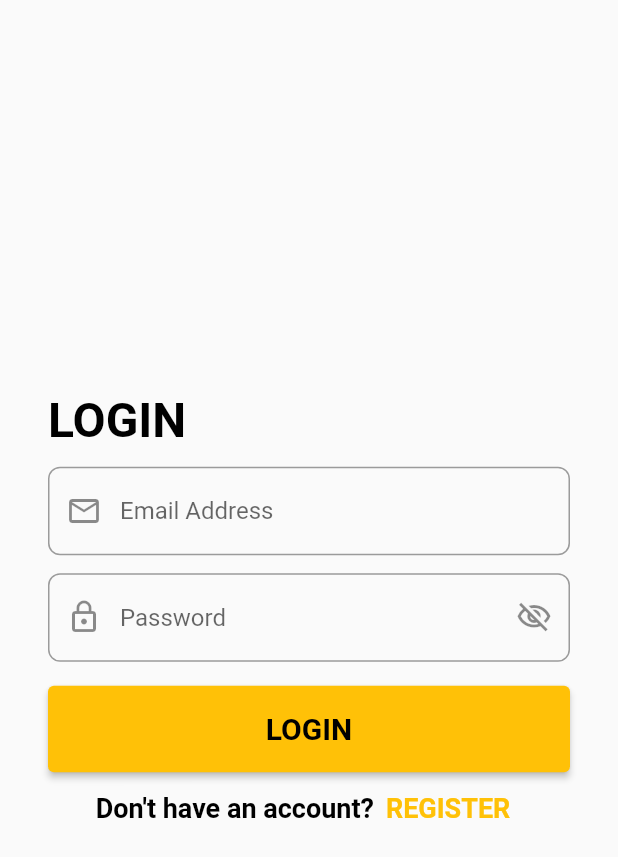
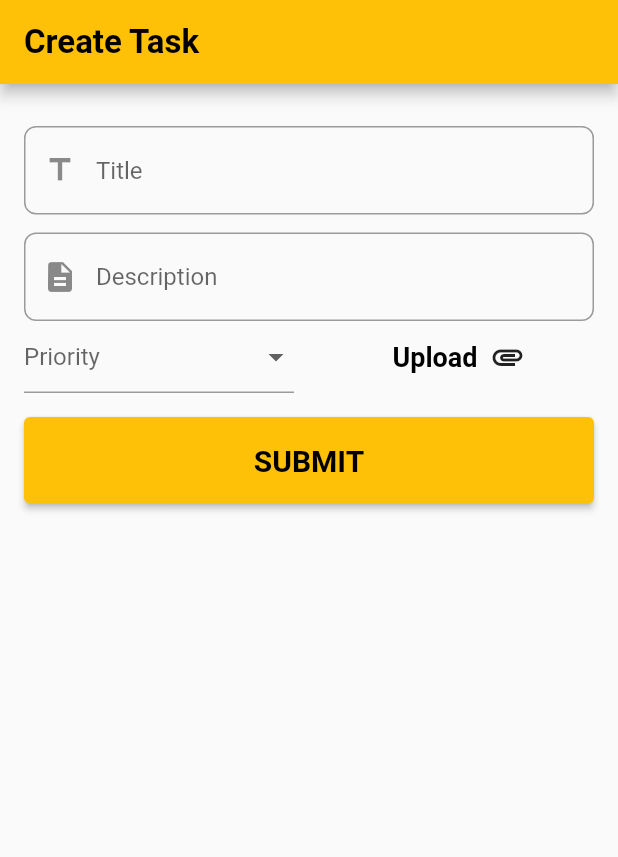
Before and after one commit to hagerk720/tasks_app, a Flutter app: the screen it shows after launch, on a phone screen of 412 x 824 dp. Shown: the top 857 px of the screen. Run offline on Flutter 3.47's test engine with Material 2 defaults, Android fonts, the phone set to English and light mode, and no system bars; our stand-ins replace dartz, dio, equatable, flutter_bloc, fluttertoast, freezed_annotation and 4 more; generated files the repository leaves out were written again.

Commit message:
task model and entity

```diff
--- a/lib/core/data/models/response_model/response_model.dart
+++ b/lib/core/data/models/response_model/response_model.dart
@@ -6,13 +6,17 @@ class ResponseModel<Data> {
   final int status;
   final String message;
   final dynamic errors;
-   final Data data;
-  ResponseModel(
-      {required this.status,
-      required this.message,
-      required this.errors,
-      required this.data,});
+  final Data data;
+  ResponseModel({
+    required this.status,
+    required this.message,
+    required this.errors,
+    required this.data,
+  });
 
-  factory ResponseModel.fromJson(Map<String, dynamic> json ,Data Function(Object? object) fromJsonData) =>
+  factory ResponseModel.fromJson(
+    Map<String, dynamic> json,
+    Data Function(Object? object) fromJsonData,
+  ) =>
       _$ResponseModelFromJson(json, fromJsonData);
 }
--- /dev/null
+++ b/lib/core/data/models/task_model/task_model.dart
@@ -0,0 +1,27 @@
+import 'package:freezed_annotation/freezed_annotation.dart';
+import 'package:tasks_app/core/domain/entities/task.dart';
+part 'task_model.g.dart';
+
+@JsonSerializable()
+class TaskModel extends Task {
+  const TaskModel({
+    required String title,
+    required String description,
+    required String priority,
+    required int state,
+    String? attachementUrl,
+    String? period,
+  }) : super(
+          title: title,
+          description: description,
+          priority: priority,
+          state: state,
+          attachementUrl: attachementUrl,
+          period: period,
+        );
+
+  factory TaskModel.fromJson(Map<String, dynamic> json) =>
+      _$TaskModelFromJson(json);
+
+  Map<String, dynamic> toJson() => _$TaskModelToJson(this);
+}
--- a/lib/core/data/models/token_model/token_model.dart
+++ b/lib/core/data/models/token_model/token_model.dart
@@ -1,5 +1,4 @@
 import 'package:freezed_annotation/freezed_annotation.dart';
-import 'package:tasks_app/core/data/models/response_model/response_model.dart';
 part 'token_model.g.dart';
 
 @JsonSerializable()
--- /dev/null
+++ b/lib/core/domain/entities/task.dart
@@ -0,0 +1,29 @@
+import 'package:equatable/equatable.dart';
+
+class Task extends Equatable {
+  final String title;
+  final String description;
+  final String priority;
+  final int state;
+  final String? attachementUrl;
+  final String? period;
+
+  const Task({
+    required this.title,
+    required this.description,
+    required this.priority,
+    required this.state,
+    this.attachementUrl,
+    this.period,
+  });
+
+  @override
+  List<Object?> get props => [
+        title,
+        description,
+        priority,
+        state,
+        attachementUrl,
+        period,
+      ];
+}
--- a/lib/features/auth/data/repositories/auth_repository_impl.dart
+++ b/lib/features/auth/data/repositories/auth_repository_impl.dart
@@ -41,8 +41,6 @@ class AuthRepositoryImpl implements AuthRepository {
         loginModel: loginEntity.toModel(),
       );
       localDataSource.saveToken(token.data.token);
-      print("token" + token.data.token.toString());
-
       return right(unit);
     } catch (error) {
       return left(Failure(error));
--- /dev/null
+++ b/lib/features/create_task/presentation/screens/create_task_screen.dart
@@ -0,0 +1,97 @@
+import 'package:flutter/material.dart';
+import 'package:tasks_app/core/presentation/validation/validators.dart';
+import 'package:tasks_app/core/presentation/widgets/custom_elevated_button.dart';
+import 'package:tasks_app/core/presentation/widgets/custom_text_form_field.dart';
+import 'package:tasks_app/features/create_task/presentation/widgets/custom_drop_down_button_form_field.dart';
+
+class CreateTaskScreen extends StatelessWidget {
+  CreateTaskScreen();
+  final titleController = TextEditingController();
+  final descriptionController = TextEditingController();
+  final priorities = [
+    'High',
+    'Medium',
+    'Low',
+  ];
+  bool isLoading = false;
+  String selectedPriority = '';
+  final _formKey = GlobalKey<FormState>();
+  @override
+  Widget build(BuildContext context) {
+    return Scaffold(
+      appBar: AppBar(
+        title: const Text('Create Task'),
+      ),
+      body: Padding(
+        padding: const EdgeInsets.all(16),
+        child: Form(
+          key: _formKey,
+          child: Column(
+            children: [
+              CustomTextFormField(
+                controller: titleController,
+                hintText: 'Title',
+                prefixIcon: Icons.title,
+                keyboardType: TextInputType.text,
+                validator: (value) => generalValidator(
+                  value: value,
+                  fieldName: 'Title',
+                ),
+              ),
+              CustomTextFormField(
+                controller: descriptionController,
+                hintText: 'Description',
+                prefixIcon: Icons.description,
+                keyboardType: TextInputType.text,
+                validator: (value) => generalValidator(
+                  value: value,
+                  fieldName: 'Description',
+                ),
+              ),
+              Row(
+                children: [
+                  Expanded(
+                    child: CustomDropDownButtonFormField(
+                      itemsNames: priorities,
+                      onChanged: (value) {
+                        if (value != null) {
+                          selectedPriority = value;
+                        }
+                      },
+                      hintText: 'Priority',
+                    ),
+                  ),
+                  const SizedBox(width: 20),
+                  Expanded(
+                    child: MaterialButton(
+                      onPressed: () {},
+                      child: Row(
+                        mainAxisAlignment: MainAxisAlignment.center,
+                        children: [
+                          Text(
+                            'Upload',
+                            style: Theme.of(context).textTheme.headline2,
+                          ),
+                          const SizedBox(width: 8),
+                          const Icon(Icons.attachment),
+                        ],
+                      ),
+                    ),
+                  ),
+                ],
+              ),
+              const SizedBox(height: 16),
+              CustomElevatedButton(
+                label: 'submit',
+                onPressed: () {
+                  if (_formKey.currentState!.validate()) {}
+                },
+                isLoading: isLoading,
+              ),
+            ],
+          ),
+        ),
+      ),
+    );
+  }
+}
--- /dev/null
+++ b/lib/features/create_task/presentation/widgets/custom_drop_down_button_form_field.dart
@@ -0,0 +1,40 @@
+import 'package:flutter/material.dart';
+
+class CustomDropDownButtonFormField extends StatefulWidget {
+  const CustomDropDownButtonFormField({
+    required this.itemsNames,
+    required this.onChanged,
+    required this.hintText,
+  });
+  final List<String> itemsNames;
+  final Function(String?)? onChanged;
+  final String hintText;
+  @override
+  State<CustomDropDownButtonFormField> createState() =>
+      _CustomDropDownButtonFormFieldState();
+}
+
+class _CustomDropDownButtonFormFieldState
+    extends State<CustomDropDownButtonFormField> {
+  @override
+  Widget build(BuildContext context) {
+    return DropdownButtonFormField<String>(
+      items: List.generate(
+        widget.itemsNames.length,
+        (index) => DropdownMenuItem(
+          value: widget.itemsNames[index],
+          child: Text(widget.itemsNames[index]),
+        ),
+      ),
+      onChanged: widget.onChanged,
+      validator: (value) {
+        if (value == null || value.isEmpty) {
+          return "Can't empty";
+        } else {
+          return null;
+        }
+      },
+      hint: Text(widget.hintText),
+    );
+  }
+}
--- a/lib/main.dart
+++ b/lib/main.dart
@@ -5,6 +5,7 @@ import 'package:tasks_app/core/presentation/bloc/bloc_observer.dart';
 import 'package:tasks_app/core/presentation/router/app_router.dart';
 import 'package:tasks_app/core/presentation/theme/my_theme.dart';
 import 'package:tasks_app/features/auth/presentation/bloc/auth_cubit.dart';
+import 'package:tasks_app/features/create_task/presentation/screens/create_task_screen.dart';
 
 Future<void> main() async {
   WidgetsFlutterBinding.ensureInitialized();
@@ -27,6 +28,7 @@ class TasksApp extends StatelessWidget {
         debugShowCheckedModeBanner: false,
         theme: myTheme,
         onGenerateRoute: AppRouter.onGenerateRoute,
+        home: CreateTaskScreen(),
       ),
     );
   }
```
Also changed, not shown: lib/core/data/models/task_model/task_model.g.dart (added).
